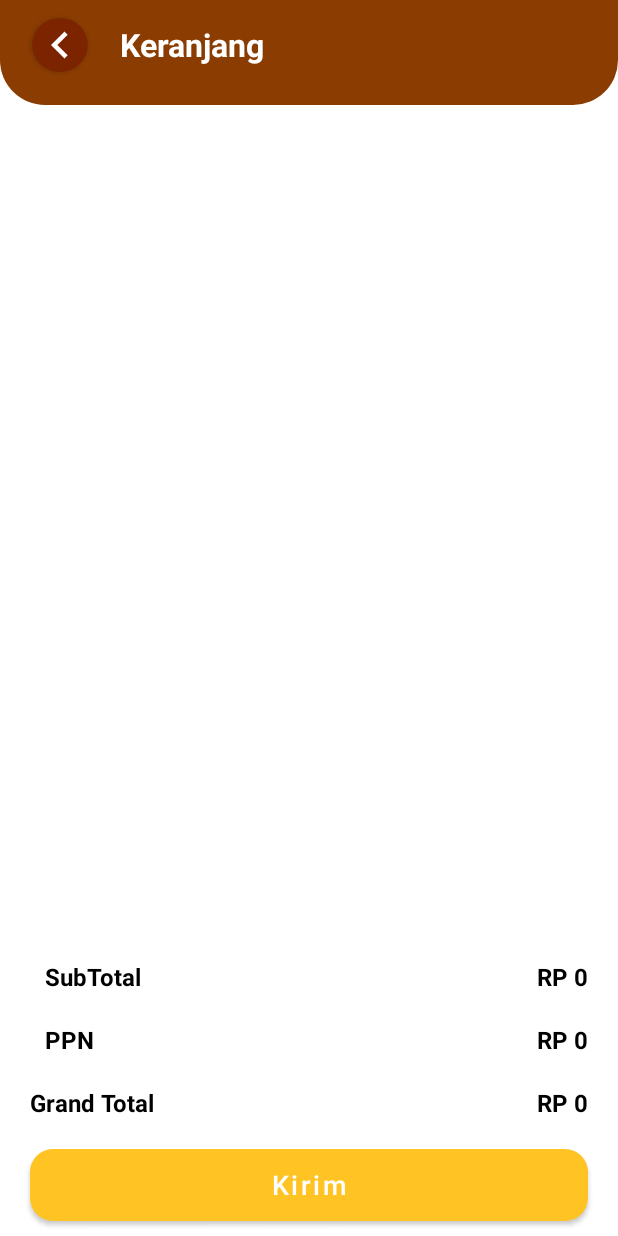
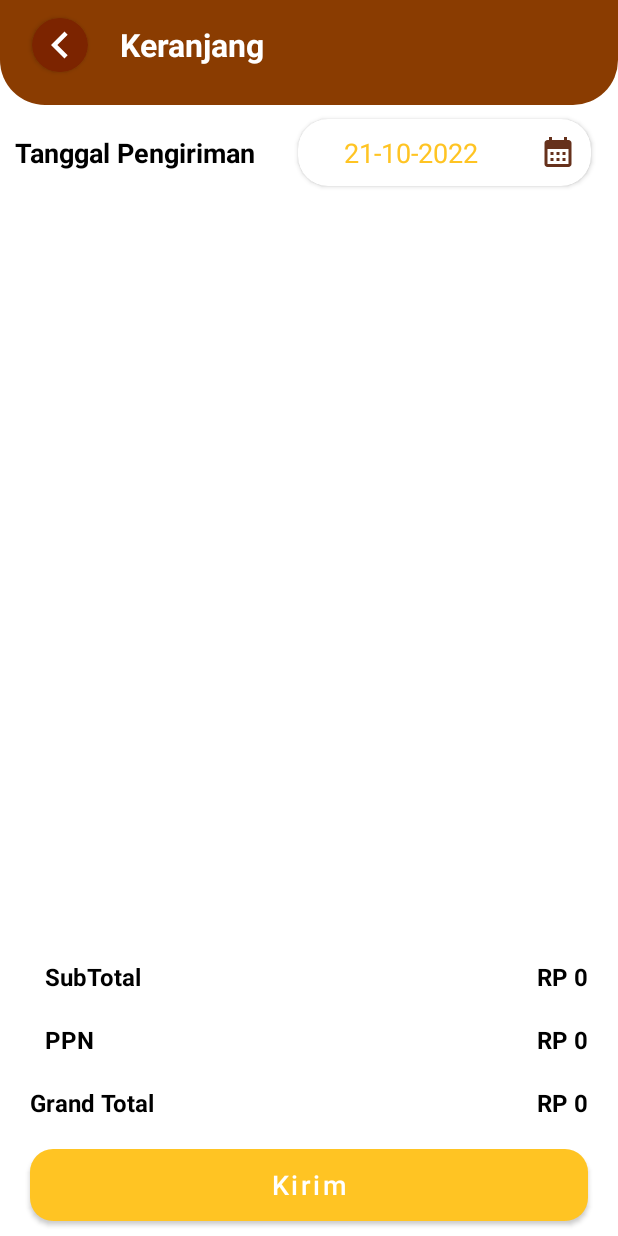
Before and after one commit to mdwiyanhartono/SCM-Anagata, an Android app: the Keranjang screen opened directly, with no data from a screen before it, on a phone screen of 412 x 824 dp. Run offline under Robolectric (Android 15) with nearby library versions, the phone set to English and light mode, and no system bars; our stand-ins replace CircleImageView; 2 statements that could not run were skipped.

Commit message:
update 21-10-22

```diff
--- a/app/build.gradle
+++ b/app/build.gradle
@@ -10,8 +10,8 @@ android {
         applicationId "dwiyan.com.scm_anagata"
         minSdk 21
         targetSdk 32
-        versionCode 3
-        versionName "1.3"
+        versionCode 4
+        versionName "1.4"
 
         testInstrumentationRunner "androidx.test.runner.AndroidJUnitRunner"
     }
--- a/app/src/main/java/dwiyan/com/scm_anagata/History/History.java
+++ b/app/src/main/java/dwiyan/com/scm_anagata/History/History.java
@@ -10,6 +10,7 @@ import android.content.Intent;
 import android.graphics.Color;
 import android.graphics.drawable.ColorDrawable;
 import android.os.Bundle;
+import android.widget.DatePicker;
 
 import java.util.ArrayList;
 import java.util.Calendar;
@@ -49,6 +50,8 @@ public class History extends BaseActivity implements  AdapterListOrder.OnItemCli
         rclist.setAdapter(adapterListOrder);
         PdLoading();
         getData();
+
+
     }
 
     private DatePickerDialog.OnDateSetListener mDateSetListener;
--- a/app/src/main/java/dwiyan/com/scm_anagata/ItemDetail/Keranjang/Keranjang.java
+++ b/app/src/main/java/dwiyan/com/scm_anagata/ItemDetail/Keranjang/Keranjang.java
@@ -6,15 +6,22 @@ import androidx.recyclerview.widget.DefaultItemAnimator;
 import androidx.recyclerview.widget.LinearLayoutManager;
 import androidx.recyclerview.widget.RecyclerView;
 
+import android.app.DatePickerDialog;
 import android.content.Intent;
+import android.graphics.Color;
+import android.graphics.drawable.ColorDrawable;
 import android.os.Bundle;
 import android.view.View;
 import android.widget.Button;
+import android.widget.DatePicker;
 import android.widget.TextView;
 
 import java.text.DecimalFormat;
 import java.text.NumberFormat;
+import java.text.SimpleDateFormat;
 import java.util.ArrayList;
+import java.util.Calendar;
+import java.util.Date;
 import java.util.List;
 import java.util.Locale;
 import java.util.Objects;
@@ -23,6 +30,7 @@ import dwiyan.com.scm_anagata.Base.BaseActivity;
 import dwiyan.com.scm_anagata.Base.GlobalVar;
 import dwiyan.com.scm_anagata.DataModel.RequestBodyUserId;
 import dwiyan.com.scm_anagata.DataModel.ResponseModelGlobal;
+import dwiyan.com.scm_anagata.History.History;
 import dwiyan.com.scm_anagata.ItemDetail.Keranjang.Adapter.AdapterKeranjang;
 import dwiyan.com.scm_anagata.ItemDetail.Keranjang.Model.ModelKeranjangAll;
 import dwiyan.com.scm_anagata.ItemDetail.Keranjang.Model.RequestBodyInputTransaksi;
@@ -36,8 +44,10 @@ public class Keranjang extends BaseActivity implements AdapterKeranjang.OnItemCl
 
     private List<ModelKeranjangAll> listkeranjang = new ArrayList<>();
     AdapterKeranjang adapterKeranjang;
-    TextView grandtotal,subtotal,ppn;
+    TextView grandtotal,subtotal,ppn,tglKirim;
     Button btnsubmit;
+    String reqdatedelive ;
+
     RecyclerView rc1;
     @Override
     protected void onCreate(Bundle savedInstanceState) {
@@ -48,12 +58,15 @@ public class Keranjang extends BaseActivity implements AdapterKeranjang.OnItemCl
         btnsubmit = findViewById(R.id.btnsubmit);
         rc1 = findViewById(R.id.rc1);
         ppn = findViewById(R.id.ppn);
+        tglKirim = findViewById(R.id.tglKirim);
         subtotal = findViewById(R.id.subtotal);
         rc1.setLayoutManager(new LinearLayoutManager(this, LinearLayoutManager.VERTICAL, false));
         rc1.setItemAnimator(new DefaultItemAnimator());
         adapterKeranjang = new AdapterKeranjang(this);
         adapterKeranjang.setData(listkeranjang);
         rc1.setAdapter(adapterKeranjang);
+        reqdatedelive = new SimpleDateFormat("yyyy-MM-dd", Locale.getDefault()).format(new Date());
+        tglKirim.setText(new SimpleDateFormat("dd-MM-yyyy", Locale.getDefault()).format(new Date()));
         setUpdata();
         btnsubmit.setOnClickListener(new View.OnClickListener() {
             @Override
@@ -61,6 +74,16 @@ public class Keranjang extends BaseActivity implements AdapterKeranjang.OnItemCl
                 SubmitKeranjang();
             }
         });
+
+        mDateSetListener = new DatePickerDialog.OnDateSetListener() {
+            @Override
+            public void onDateSet(DatePicker view, int year, int month, int dayOfMonth) {
+                month = month + 1;
+                String date = dayOfMonth + "-" + month + "-" + year;
+                reqdatedelive = year + "-" + month + "-" + dayOfMonth;
+                tglKirim.setText(date);
+            }
+        };
     }
 
     private void SubmitKeranjang() {
@@ -152,4 +175,19 @@ public class Keranjang extends BaseActivity implements AdapterKeranjang.OnItemCl
     public void Detail(String MenuID) {
 
     }
+
+    private DatePickerDialog.OnDateSetListener mDateSetListener;
+    public void Tanggal(View view) {
+        Calendar cal = Calendar.getInstance();
+        int year = cal.get(Calendar.YEAR);
+        int month = cal.get(Calendar.MONTH);
+        int day = cal.get(Calendar.DAY_OF_MONTH);
+        DatePickerDialog dialog = new DatePickerDialog(
+                Keranjang.this,
+                android.R.style.Theme_Holo_Dialog_MinWidth,
+                mDateSetListener,
+                year, month, day);
+        dialog.getWindow().setBackgroundDrawable(new ColorDrawable(Color.TRANSPARENT));
+        dialog.show();
+    }
 }
--- /dev/null
+++ b/app/src/main/res/drawable/calender.xml
@@ -0,0 +1,5 @@
+<vector android:alpha="0.9" android:height="24dp" android:tint="#551A02"
+    android:viewportHeight="24" android:viewportWidth="24"
+    android:width="24dp" xmlns:android="http://schemas.android.com/apk/res/android">
+    <path android:fillColor="@android:color/white" android:pathData="M19,4h-1V2h-2v2H8V2H6v2H5C3.89,4 3.01,4.9 3.01,6L3,20c0,1.1 0.89,2 2,2h14c1.1,0 2,-0.9 2,-2V6C21,4.9 20.1,4 19,4zM19,20H5V10h14V20zM9,14H7v-2h2V14zM13,14h-2v-2h2V14zM17,14h-2v-2h2V14zM9,18H7v-2h2V18zM13,18h-2v-2h2V18zM17,18h-2v-2h2V18z"/>
+</vector>
--- a/app/src/main/res/layout/activity_keranjang.xml
+++ b/app/src/main/res/layout/activity_keranjang.xml
@@ -7,14 +7,62 @@
     android:layout_height="match_parent"
     tools:context=".ItemDetail.Keranjang.Keranjang">
 
+
+    <LinearLayout
+        android:id="@+id/lyTgl"
+        android:layout_width="match_parent"
+        android:layout_height="wrap_content"
+        android:orientation="horizontal"
+        android:layout_below="@+id/lyHeader">
+        <TextView
+            android:layout_weight="4"
+            android:layout_width="wrap_content"
+            android:layout_height="wrap_content"
+            android:text="Tanggal Pengiriman"
+            android:textSize="18sp"
+            android:textStyle="bold"
+            android:textColor="@color/black"
+            android:layout_gravity="center_vertical"
+            android:layout_marginStart="10dp"/>
+        <androidx.cardview.widget.CardView
+            android:layout_weight="8"
+            android:layout_marginEnd="10dp"
+            android:layout_width="wrap_content"
+            android:layout_height="wrap_content"
+            app:cardCornerRadius="20dp"
+            app:cardUseCompatPadding="true"
+            android:onClick="Tanggal"
+            >
+            <LinearLayout
+                android:layout_width="match_parent"
+                android:layout_height="wrap_content"
+                android:orientation="horizontal">
+                <TextView
+                    android:id="@+id/tglKirim"
+                    android:gravity="center"
+                    android:layout_gravity="center_vertical"
+                    android:layout_margin="10dp"
+                    android:layout_width="0dp"
+                    android:textSize="18sp"
+                    android:textColor="@color/basic"
+                    android:text="dd-MM-YYYY"
+                    android:layout_height="wrap_content"
+                    android:layout_weight="10"/>
+                <ImageView
+                    android:layout_width="wrap_content"
+                    android:layout_height="wrap_content"
+                    android:src="@drawable/calender"
+                    android:layout_margin="10dp"/>
+            </LinearLayout>
+        </androidx.cardview.widget.CardView>
+    </LinearLayout>
+
     <androidx.recyclerview.widget.RecyclerView
         android:id="@+id/rc1"
         android:layout_width="match_parent"
         android:layout_height="match_parent"
         android:layout_above="@+id/ly3"
-        android:layout_below="@+id/lyHeader"
-        android:layout_marginTop="-25dp"
-        android:paddingTop="25dp"
+        android:layout_below="@+id/lyTgl"
         app:layout_constraintTop_toTopOf="parent" />
 
     <LinearLayout
```
Also changed, not shown: 1 other file.
